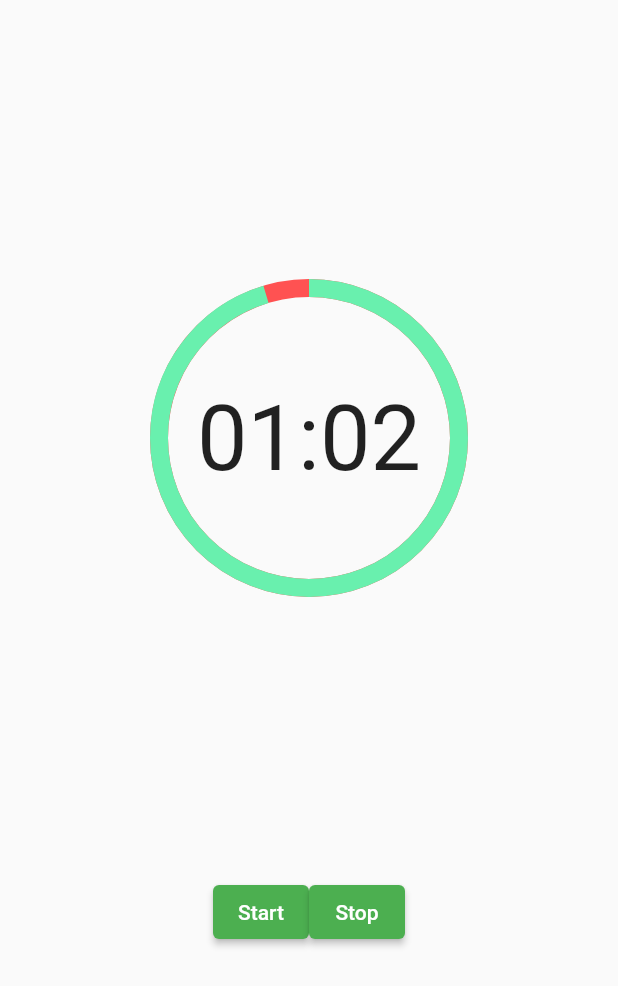
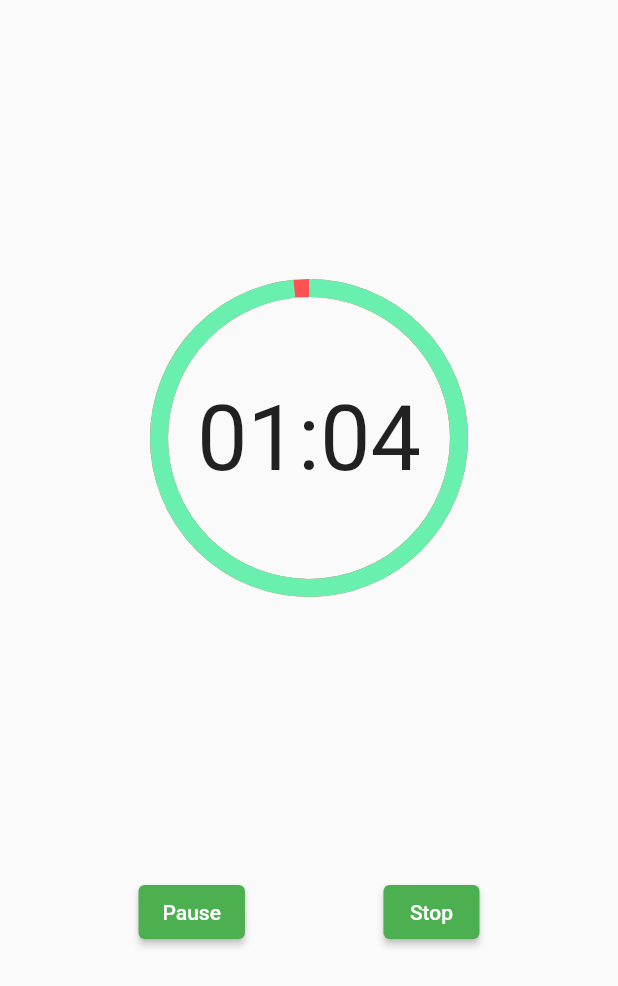
Before and after one commit to Hsn37/Ghambeel, a Flutter app: the CountdownTimer screen opened directly, after a tap on "Start", on a phone screen of 412 x 824 dp. Shown: the top 986 px of the screen. Run offline on Flutter 3.47's test engine with Material 2 defaults, Android fonts, the phone set to English and light mode, and no system bars; our stand-ins replace flutter_secure_storage, flutter_spinkit, select_form_field, table_calendar; missing offline and left inert: icon_decoration, mysql1; accounts and stored records are empty.

Commit message:
pausing timer works

```diff
--- a/lib/modules/generalTimer/timer.dart
+++ b/lib/modules/generalTimer/timer.dart
@@ -16,13 +16,18 @@ class _CountdownTimerState extends State<CountdownTimer> {
   @override
   void initState() {
     super.initState();
-
-    startTimer(testDuration);
   }
 
   void startTimer(duration) {
     myTime = testDuration;
     timer = Timer.periodic(const Duration(seconds: 1), (_){addTime();});
+  }
+
+  void stopTimer(isRunning) {
+    if (isRunning) {
+      timer?.cancel();
+      setState(() {});
+    }
   }
 
   void addTime() {
@@ -50,6 +55,7 @@ class _CountdownTimerState extends State<CountdownTimer> {
     String formatted(int n) => n.toString().padLeft(2, "0") ;
     String minutes = formatted(myTime.inMinutes.remainder(60));
     String seconds = formatted(myTime.inSeconds.remainder(60));
+    final isRunning = timer == null ? false : timer!.isActive;
 
     return Scaffold(
       body: Column(
@@ -81,13 +87,14 @@ class _CountdownTimerState extends State<CountdownTimer> {
               ],
             ),
           ),
-          Row(
-            mainAxisSize: MainAxisSize.min,
+          isRunning
+          ?Row(
+            mainAxisSize: MainAxisSize.max,
             mainAxisAlignment: MainAxisAlignment.spaceEvenly,
             children: [
               ElevatedButton(
-                onPressed: (){},
-                child: const Text("Start"),
+                onPressed: (){stopTimer(isRunning);},
+                child: isRunning ? const Text("Pause") : const Text("Resume"),
               ),
               ElevatedButton(
                 onPressed: (){},
@@ -95,6 +102,16 @@ class _CountdownTimerState extends State<CountdownTimer> {
               )
             ],
           )
+          :Row(
+            mainAxisSize: MainAxisSize.max,
+            mainAxisAlignment: MainAxisAlignment.spaceEvenly,
+            children: [
+              ElevatedButton(
+                onPressed: (){startTimer(testDuration);},
+                child: const Text("Start"),
+              ),
+            ]
+          ),
         ],
       ),
     );
```
